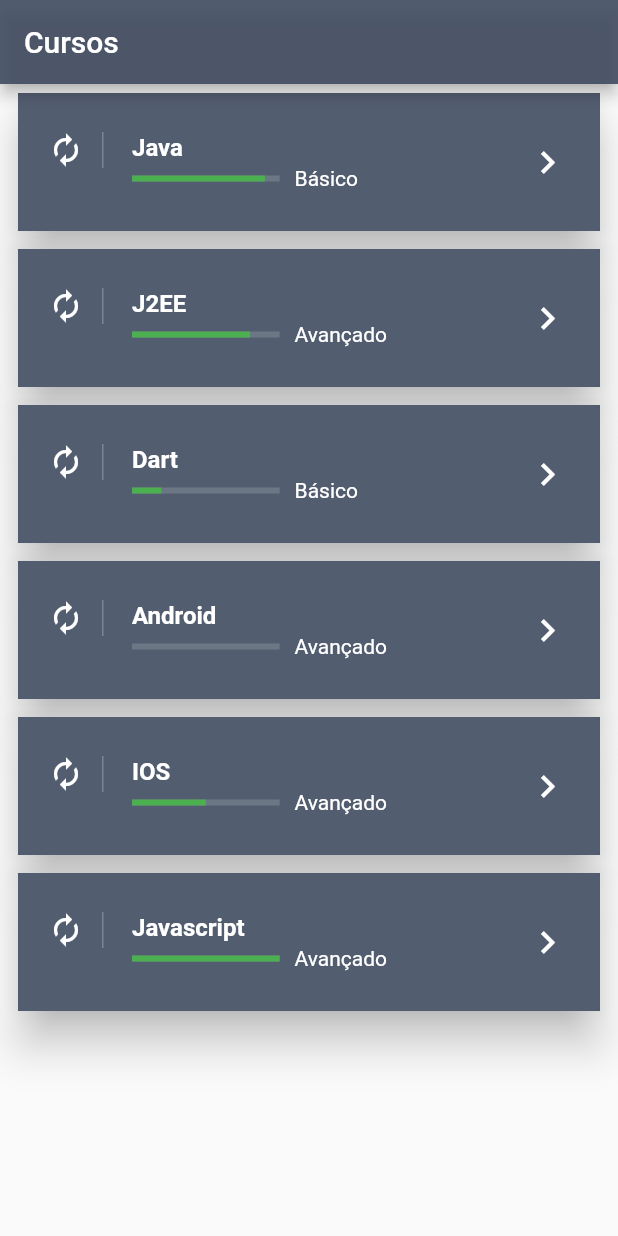
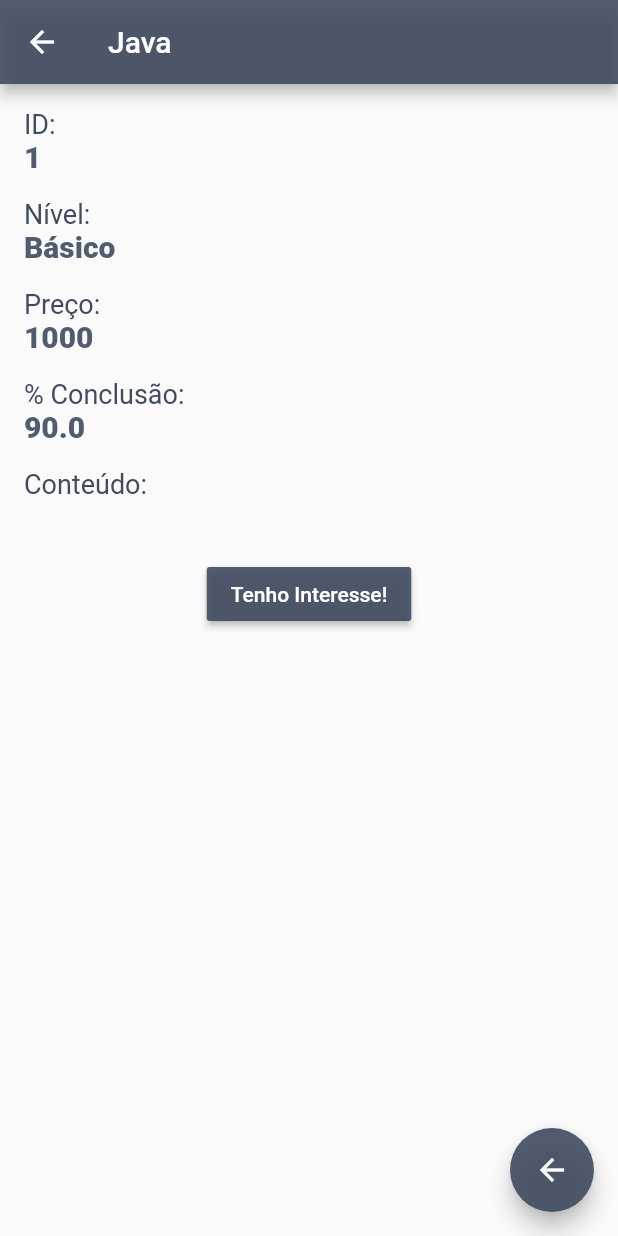
Before and after one commit to dcvieira/fiap_cursos_app, a Flutter app: the screen it shows after launch, after a tap on "Java", on a phone screen of 412 x 824 dp. Run offline on Flutter 3.47's test engine with Material 2 defaults, Android fonts, the phone set to English and light mode, and no system bars.

```diff
--- a/lib/main.dart
+++ b/lib/main.dart
@@ -1,3 +1,4 @@
+import 'package:fiap_cursos_app/screens/cursos_detalhes_screen.dart';
 import 'package:fiap_cursos_app/screens/cursos_screen.dart';
 import 'package:flutter/material.dart';
 
@@ -26,7 +27,11 @@ class MyApp extends StatelessWidget {
         // is not restarted.
         primarySwatch: Colors.blue,
       ),
-      home: CursosScreen(),
+      initialRoute: '/',
+      routes: {
+        '/': (context) => CursosScreen(),
+        '/curso_detalhes': (context) => CursoDetalhesScreen(),
+      },
     );
   }
 }
--- /dev/null
+++ b/lib/screens/cursos_detalhes_screen.dart
@@ -0,0 +1,93 @@
+import 'package:flutter/material.dart';
+
+import '../models/curso_model.dart';
+
+class CursoDetalhesScreen extends StatelessWidget {
+  CursoDetalhesScreen({Key? key}) : super(key: key);
+
+  late CursoModel cursoModel;
+
+  @override
+  Widget build(BuildContext context) {
+    cursoModel = ModalRoute.of(context)!.settings.arguments as CursoModel;
+
+    return Scaffold(
+      appBar: AppBar(
+        backgroundColor: Color.fromRGBO(64, 75, 96, .9),
+        title: Text(cursoModel.nome),
+      ),
+      body: Padding(
+        padding: const EdgeInsets.all(16.0),
+        child: Column(
+          crossAxisAlignment: CrossAxisAlignment.start,
+          children: <Widget>[
+            labelValue('ID'),
+            fieldValue(cursoModel.id.toString()),
+            espaco(),
+            labelValue('Nível'),
+            fieldValue(cursoModel.nivel),
+            espaco(),
+            labelValue('Preço'),
+            fieldValue(cursoModel.preco.toString()),
+            espaco(),
+            labelValue('% Conclusão'),
+            fieldValue((cursoModel.percentualConclusao * 100).toString()),
+            espaco(),
+            labelValue('Conteúdo'),
+            fieldValue(cursoModel.conteudo),
+            espaco(),
+            Center(
+              child: RaisedButton(
+                color: Color.fromRGBO(64, 75, 96, .9),
+                textColor: Colors.white,
+                child: Text("Tenho Interesse!"),
+                onPressed: () {
+                  Navigator.pop(
+                    context,
+                    cursoModel,
+                  );
+                },
+              ),
+            )
+          ],
+        ),
+      ),
+      floatingActionButton: FloatingActionButton(
+        child: Icon(Icons.arrow_back),
+        backgroundColor: Color.fromRGBO(64, 75, 96, .9),
+        onPressed: () {
+          Navigator.pop(context);
+        },
+      ),
+    );
+  }
+
+  SizedBox espaco() => SizedBox(
+        height: 16,
+      );
+
+  Widget labelValue(String _label) {
+    return Text(
+      '$_label:',
+      textAlign: TextAlign.left,
+      style: TextStyle(
+        color: Color.fromRGBO(64, 75, 96, 1),
+        fontStyle: FontStyle.normal,
+        fontWeight: FontWeight.normal,
+        fontSize: 18,
+      ),
+    );
+  }
+
+  Widget fieldValue(String _value) {
+    return Text(
+      _value,
+      style: TextStyle(
+        color: Color.fromRGBO(64, 75, 96, .9),
+        fontStyle: FontStyle.normal,
+        fontWeight: FontWeight.w800,
+        fontSize: 20,
+      ),
+    );
+  }
+}
--- a/lib/screens/cursos_screen.dart
+++ b/lib/screens/cursos_screen.dart
@@ -1,3 +1,4 @@
+import 'package:fiap_cursos_app/screens/cursos_detalhes_screen.dart';
 import 'package:flutter/material.dart';
 
 import '../models/curso_model.dart';
@@ -37,6 +38,18 @@ class _CursosScreenState extends State<CursosScreen> {
             }
           }
         },
+      ),
+      floatingActionButton: FloatingActionButton(
+        onPressed: () {
+          Navigator.pushNamed(
+            context,
+            '/curso_detalhes',
+            arguments:
+                CursoModel(id: 1, nome: 'nome', nivel: 'nivel', preco: 10),
+          );
+        },
+        backgroundColor: Color.fromRGBO(64, 75, 96, .9),
+        child: Icon(Icons.arrow_forward),
       ),
     );
   }
@@ -107,10 +120,24 @@ class _CursosScreenState extends State<CursosScreen> {
             size: 30.0,
           ),
           onTap: () {
-            print('Navegar');
+            navegarTelaCursoDetalhes(context, curso);
           },
         ),
       ),
     );
   }
+
+  void navegarTelaCursoDetalhes(ctx, curso) async {
+    final retorno = await Navigator.pushNamed(
+      ctx,
+      "/curso_detalhes",
+      arguments: curso,
+    );
+
+    CursoModel? cursoModel = retorno as CursoModel?;
+
+    if (cursoModel != null) {
+      print(cursoModel.nome);
+    }
+  }
 }
```
